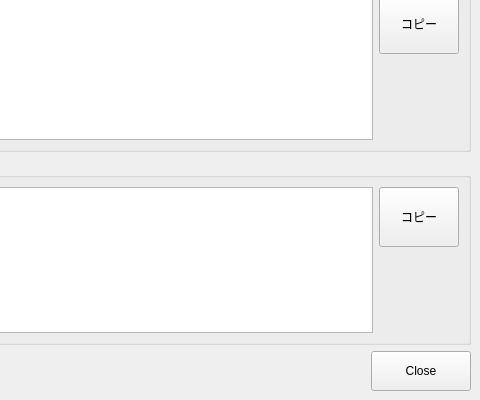
First picture: the form in library/python/nkn/tool/en2kanakana/en2kanakana.ui, repository nakano000/en2kanakana, before the edit; both pictures show x 161 to 641 and y 283 to 683 of the 641 by 683 pixel window.
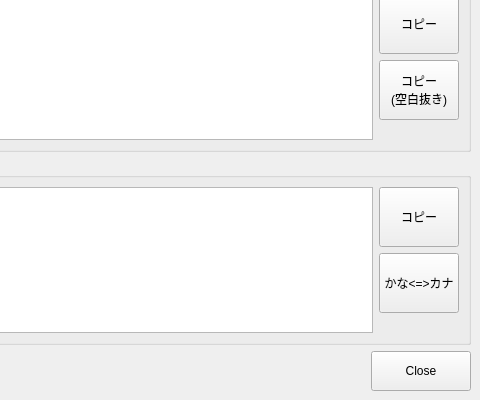
Second picture: the form after the edit.

Commit message: 空白抜きコピー、かなカナ変換機能追加

```diff
--- a/library/python/nkn/tool/en2kanakana/en2kanakana.ui
+++ b/library/python/nkn/tool/en2kanakana/en2kanakana.ui
@@ -124,6 +124,20 @@
            </property>
           </widget>
          </item>
+         <item>
+          <widget class="QPushButton" name="kanaWithoutSpaceButton">
+           <property name="minimumSize">
+            <size>
+             <width>60</width>
+             <height>60</height>
+            </size>
+           </property>
+           <property name="text">
+            <string>コピー
+(空白抜き)</string>
+           </property>
+          </widget>
+         </item>
          <item>
           <spacer name="verticalSpacer_2">
            <property name="orientation">
@@ -166,6 +180,19 @@
            </property>
           </widget>
          </item>
+         <item>
+          <widget class="QPushButton" name="kanakanaPushButton">
+           <property name="minimumSize">
+            <size>
+             <width>60</width>
+             <height>60</height>
+            </size>
+           </property>
+           <property name="text">
+            <string>かな&lt;=&gt;カナ</string>
+           </property>
+          </widget>
+         </item>
          <item>
           <spacer name="verticalSpacer_3">
            <property name="orientation">
```
The commit also changes 3 other files.
